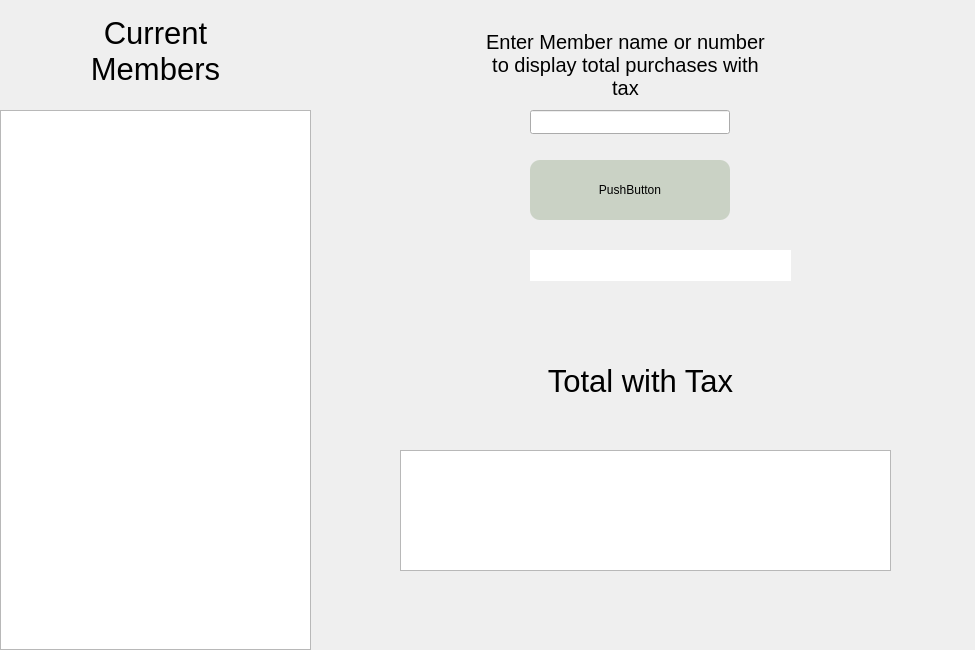
Santiago-F1/FinalGroupProjectCS1C, file mempurchases.ui: the form before one commit.
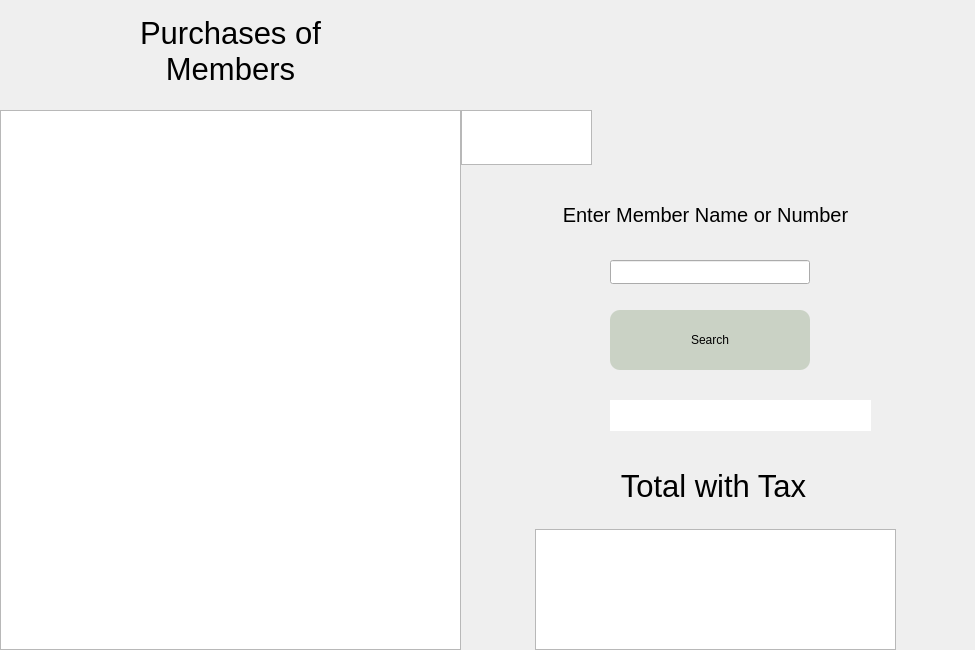
The form after the commit.

```diff
--- a/mempurchases.ui
+++ b/mempurchases.ui
@@ -16,8 +16,8 @@
   <widget class="QTextBrowser" name="error">
    <property name="geometry">
     <rect>
-     <x>530</x>
-     <y>250</y>
+     <x>610</x>
+     <y>400</y>
      <width>261</width>
      <height>31</height>
     </rect>
@@ -48,8 +48,8 @@
   <widget class="QLineEdit" name="nameEdit">
    <property name="geometry">
     <rect>
-     <x>530</x>
-     <y>110</y>
+     <x>610</x>
+     <y>260</y>
      <width>200</width>
      <height>24</height>
     </rect>
@@ -61,9 +61,9 @@
   <widget class="QTableView" name="output">
    <property name="geometry">
     <rect>
-     <x>400</x>
-     <y>450</y>
-     <width>491</width>
+     <x>535</x>
+     <y>529</y>
+     <width>361</width>
      <height>121</height>
     </rect>
    </property>
@@ -80,8 +80,8 @@
   <widget class="QLabel" name="label_7">
    <property name="geometry">
     <rect>
-     <x>530</x>
-     <y>340</y>
+     <x>603</x>
+     <y>445</y>
      <width>221</width>
      <height>81</height>
     </rect>
@@ -107,7 +107,7 @@
     <rect>
      <x>0</x>
      <y>110</y>
-     <width>311</width>
+     <width>461</width>
      <height>540</height>
     </rect>
    </property>
@@ -124,8 +124,8 @@
   <widget class="QLabel" name="label_5">
    <property name="geometry">
     <rect>
-     <x>480</x>
-     <y>29</y>
+     <x>560</x>
+     <y>179</y>
      <width>291</width>
      <height>71</height>
     </rect>
@@ -137,7 +137,7 @@
     </font>
    </property>
    <property name="text">
-    <string>Enter Member name or number to display total purchases with tax</string>
+    <string>Enter Member Name or Number</string>
    </property>
    <property name="alignment">
     <set>Qt::AlignCenter</set>
@@ -149,9 +149,9 @@
   <widget class="QLabel" name="label_6">
    <property name="geometry">
     <rect>
-     <x>80</x>
+     <x>120</x>
      <y>10</y>
-     <width>151</width>
+     <width>221</width>
      <height>81</height>
     </rect>
    </property>
@@ -162,7 +162,7 @@
     </font>
    </property>
    <property name="text">
-    <string>Current Members</string>
+    <string>Purchases of Members</string>
    </property>
    <property name="alignment">
     <set>Qt::AlignCenter</set>
@@ -174,8 +174,8 @@
   <widget class="QPushButton" name="pushButton">
    <property name="geometry">
     <rect>
-     <x>530</x>
-     <y>160</y>
+     <x>610</x>
+     <y>310</y>
      <width>200</width>
      <height>60</height>
     </rect>
@@ -188,7 +188,26 @@
 </string>
    </property>
    <property name="text">
-    <string>PushButton</string>
+    <string>Search</string>
+   </property>
+  </widget>
+  <widget class="QTableView" name="inventory_2">
+   <property name="geometry">
+    <rect>
+     <x>461</x>
+     <y>110</y>
+     <width>131</width>
+     <height>55</height>
+    </rect>
+   </property>
+   <property name="styleSheet">
+    <string notr="true">
+QHeaderView::section, QTableCornerButton::section {background-color: rgb(202, 210, 197); color:rgb(0, 0, 0)};
+
+color:rgb(255, 255, 255);
+
+
+</string>
    </property>
   </widget>
  </widget>
```
